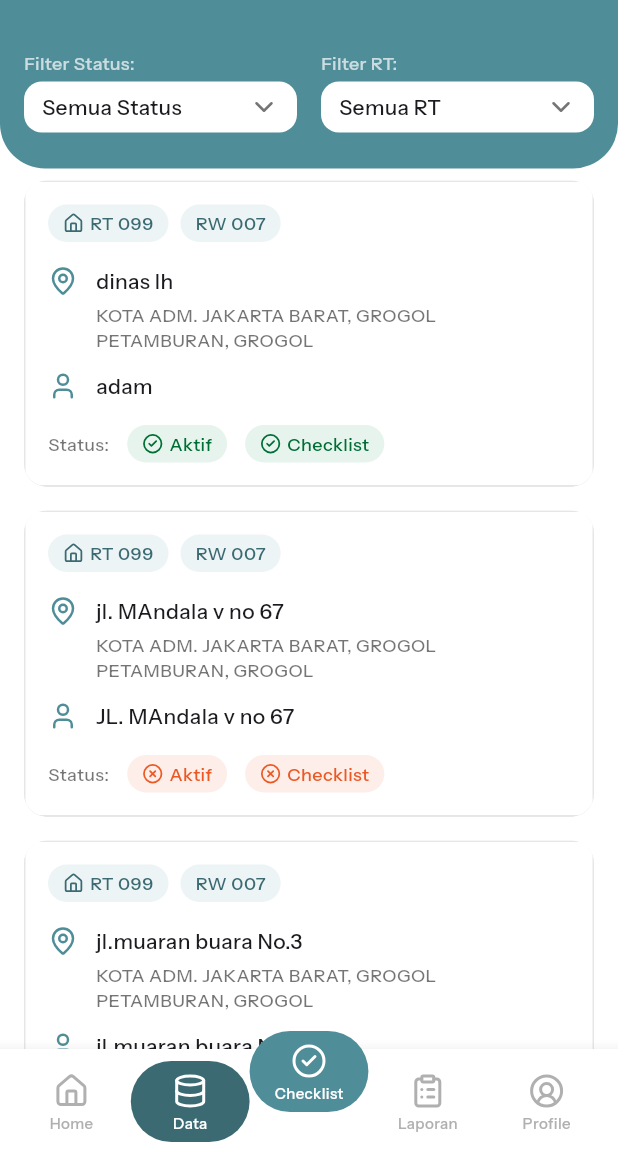
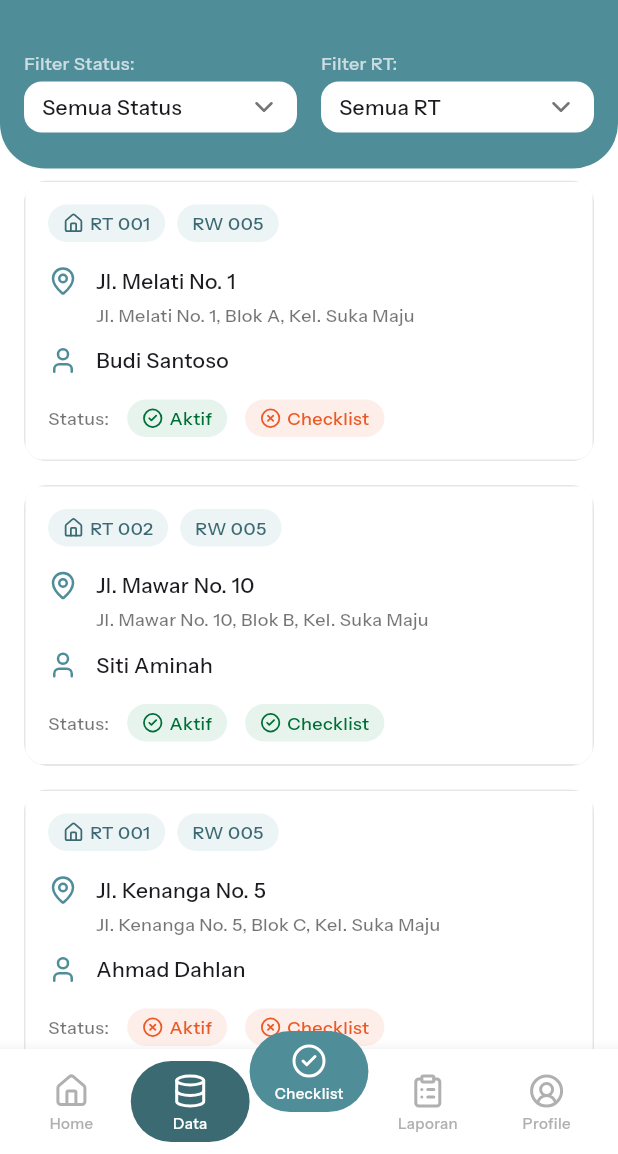
Before and after one commit to Fdjri/BPS-RW, a Flutter app: the DataPage screen opened by its route, on a phone screen of 412 x 824 dp, the part 82-1236 px from its top. Run offline on Flutter 3.47's test engine with Material 3 defaults, Android fonts, the phone set to English and light mode, and no system bars; drawn by our look-alikes of flutter_slidable; our stand-ins replace bloc, equatable, file_picker, fl_chart, flutter_bloc, image_picker and 3 more; accounts and stored records are empty; project files that could hold a hidden picture were left out.

Commit message:
refactor data rumah page

```diff
--- /dev/null
+++ b/lib/features/data/domain/entities/data_rumah.dart
@@ -0,0 +1,64 @@
+import 'package:equatable/equatable.dart';
+
+class DataRumah extends Equatable {
+  final String alamatDinas;
+  final String alamatFull;
+  final String nama;
+  final String rt;
+  final String rw;
+  final bool statusAktif;
+  final bool statusChecklist;
+
+  const DataRumah({
+    required this.alamatDinas,
+    required this.alamatFull,
+    required this.nama,
+    required this.rt,
+    required this.rw,
+    required this.statusAktif,
+    required this.statusChecklist,
+  });
+
+  DataRumah copyWith({
+    String? alamatDinas,
+    String? alamatFull,
+    String? nama,
+    String? rt,
+    String? rw,
+    bool? statusAktif,
+    bool? statusChecklist,
+  }) {
+    return DataRumah(
+      alamatDinas: alamatDinas ?? this.alamatDinas,
+      alamatFull: alamatFull ?? this.alamatFull,
+      nama: nama ?? this.nama,
+      rt: rt ?? this.rt,
+      rw: rw ?? this.rw,
+      statusAktif: statusAktif ?? this.statusAktif,
+      statusChecklist: statusChecklist ?? this.statusChecklist,
+    );
+  }
+
+  Map<String, dynamic> toMap() {
+    return {
+      'alamatDinas': alamatDinas,
+      'alamatFull': alamatFull,
+      'nama': nama,
+      'rt': rt,
+      'rw': rw,
+      'statusAktif': statusAktif,
+      'statusChecklist': statusChecklist,
+    };
+  }
+
+  @override
+  List<Object?> get props => [
+        alamatDinas,
+        alamatFull,
+        nama,
+        rt,
+        rw,
+        statusAktif,
+        statusChecklist
+      ];
+}
--- /dev/null
+++ b/lib/features/data/presentation/blocs/data_rumah/data_rumah_cubit.dart
@@ -0,0 +1,108 @@
+import 'package:flutter_bloc/flutter_bloc.dart';
+import 'data_rumah_state.dart';
+import '../../../domain/entities/data_rumah.dart';
+import 'dart:async';
+
+class DataRumahCubit extends Cubit<DataRumahState> {
+  DataRumahCubit() : super(DataRumahState.initial());
+
+  Future<void> fetchDataRumah() async {
+    emit(state.copyWith(status: DataRumahStatus.loading));
+
+    try {
+      await Future.delayed(const Duration(seconds: 1));
+      final mockData = _getMockData();
+      final rtOptions = _extractRTs(mockData);
+      emit(state.copyWith(
+        status: DataRumahStatus.success,
+        allDataRumah: mockData,
+        filteredDataRumah: mockData,
+        rtOptions: rtOptions,
+        selectedRT: 'Semua RT',
+        selectedStatus: 'Semua Status',
+      ));
+    } catch (e) {
+      emit(state.copyWith(
+        status: DataRumahStatus.failure,
+        errorMessage: 'Gagal memuat data: ${e.toString()}',
+      ));
+    }
+  }
+
+  void changeFilter({String? status, String? rt}) {
+    final newStatus = status ?? state.selectedStatus;
+    final newRT = rt ?? state.selectedRT;
+    final filteredList = _applyFilter(newStatus, newRT);
+
+    emit(state.copyWith(
+      selectedStatus: newStatus,
+      selectedRT: newRT,
+      filteredDataRumah: filteredList,
+    ));
+  }
+
+  List<DataRumah> _applyFilter(String status, String rt) {
+    List<DataRumah> filtered = List.from(state.allDataRumah);
+    if (status == 'Aktif') {
+      filtered = filtered.where((data) => data.statusAktif).toList();
+    } else if (status == 'Tidak Aktif') {
+      filtered = filtered.where((data) => !data.statusAktif).toList();
+    } else if (status == 'Sudah Checklist') {
+      filtered = filtered.where((data) => data.statusChecklist).toList();
+    } else if (status == 'Belum Checklist') {
+      filtered = filtered.where((data) => !data.statusChecklist).toList();
+    }
+    if (rt != 'Semua RT') {
+      filtered = filtered.where((data) => data.rt == rt).toList();
+    }
+    return filtered;
+  }
+
+  List<String> _extractRTs(List<DataRumah> data) {
+    final rtSet = data.map((e) => e.rt).toSet();
+    final rtList = rtSet.toList();
+    rtList.sort();
+    return ['Semua RT', ...rtList];
+  }
+
+  List<DataRumah> _getMockData() {
+    return [
+      const DataRumah(
+        alamatDinas: 'Jl. Melati No. 1',
+        alamatFull: 'Jl. Melati No. 1, Blok A, Kel. Suka Maju',
+        nama: 'Budi Santoso',
+        rt: '001',
+        rw: '005',
+        statusAktif: true,
+        statusChecklist: false,
+      ),
+      const DataRumah(
+        alamatDinas: 'Jl. Mawar No. 10',
+        alamatFull: 'Jl. Mawar No. 10, Blok B, Kel. Suka Maju',
+        nama: 'Siti Aminah',
+        rt: '002',
+        rw: '005',
+        statusAktif: true,
+        statusChecklist: true,
+      ),
+      const DataRumah(
+        alamatDinas: 'Jl. Kenanga No. 5',
+        alamatFull: 'Jl. Kenanga No. 5, Blok C, Kel. Suka Maju',
+        nama: 'Ahmad Dahlan',
+        rt: '001',
+        rw: '005',
+        statusAktif: false,
+        statusChecklist: false,
+      ),
+      const DataRumah(
+        alamatDinas: 'Jl. Kamboja No. 8',
+        alamatFull: 'Jl. Kamboja No. 8, Blok D, Kel. Suka Maju',
+        nama: 'Dewi Lestari',
+        rt: '003',
+        rw: '005',
+        statusAktif: true,
+        statusChecklist: true,
+      ),
+    ];
+  }
+}
--- /dev/null
+++ b/lib/features/data/presentation/blocs/data_rumah/data_rumah_state.dart
@@ -0,0 +1,69 @@
+import 'package:equatable/equatable.dart';
+import '../../../domain/entities/data_rumah.dart';
+
+enum DataRumahStatus { initial, loading, success, failure }
+class DataRumahState extends Equatable {
+  const DataRumahState({
+    required this.status,
+    required this.allDataRumah,
+    required this.filteredDataRumah,
+    required this.selectedStatus,
+    required this.selectedRT,
+    required this.statusOptions,
+    required this.rtOptions,
+    this.errorMessage,
+  });
+
+  final DataRumahStatus status;
+  final List<DataRumah> allDataRumah;
+  final List<DataRumah> filteredDataRumah;
+  final String? errorMessage;
+  final String selectedStatus;
+  final String selectedRT;
+  final List<String> statusOptions;
+  final List<String> rtOptions;
+  factory DataRumahState.initial() {
+    return const DataRumahState(
+      status: DataRumahStatus.initial,
+      allDataRumah: [],
+      filteredDataRumah: [],
+      errorMessage: null,
+      selectedStatus: 'Semua Status',
+      selectedRT: 'Semua RT',
+      statusOptions: ['Semua Status', 'Aktif', 'Tidak Aktif', 'Sudah Checklist', 'Belum Checklist'],
+      rtOptions: ['Semua RT'],
+    );
+  }
+
+  DataRumahState copyWith({
+    DataRumahStatus? status,
+    List<DataRumah>? allDataRumah,
+    List<DataRumah>? filteredDataRumah,
+    String? errorMessage,
+    String? selectedStatus,
+    String? selectedRT,
+    List<String>? rtOptions,
+  }) {
+    return DataRumahState(
+      status: status ?? this.status,
+      allDataRumah: allDataRumah ?? this.allDataRumah,
+      filteredDataRumah: filteredDataRumah ?? this.filteredDataRumah,
+      errorMessage: errorMessage ?? this.errorMessage,
+      selectedStatus: selectedStatus ?? this.selectedStatus,
+      selectedRT: selectedRT ?? this.selectedRT,
+      statusOptions: this.statusOptions,
+      rtOptions: rtOptions ?? this.rtOptions,
+    );
+  }
+
+  @override
+  List<Object?> get props => [
+        status,
+        allDataRumah,
+        filteredDataRumah,
+        errorMessage,
+        selectedStatus,
+        selectedRT,
+        rtOptions
+      ];
+}
--- a/lib/features/data/presentation/pages/data_page.dart
+++ b/lib/features/data/presentation/pages/data_page.dart
@@ -1,4 +1,5 @@
 import 'package:flutter/material.dart';
+import 'package:flutter_bloc/flutter_bloc.dart';
 import 'package:flutter_slidable/flutter_slidable.dart';
 import 'package:lucide_icons/lucide_icons.dart';
 import '../widgets/data_menu_drawer_widget.dart';
@@ -9,6 +10,9 @@ import 'tambah_nik_page.dart';
 import 'package:bps_rw/features/checklist/presentation/pages/checklist_page.dart';
 import 'package:bps_rw/features/laporan/presentation/pages/laporan_page.dart';
 import 'package:bps_rw/features/profile/presentation/pages/profile_page.dart';
+import '../blocs/data_rumah/data_rumah_cubit.dart';
+import '../blocs/data_rumah/data_rumah_state.dart';
+import '../../domain/entities/data_rumah.dart';
 
 class DataPage extends StatefulWidget {
   const DataPage({super.key});
@@ -20,47 +24,36 @@ class DataPage extends StatefulWidget {
 
 class _DataPageState extends State<DataPage> {
   final GlobalKey<ScaffoldState> _scaffoldKey = GlobalKey<ScaffoldState>();
-  String? _selectedStatus = 'Semua Status';
-  String? _selectedRT = 'Semua RT';
-  final TextEditingController _searchController = TextEditingController();
-  final List<Map<String, dynamic>> _dataRumah = [
-    {
-      "rt": "099", "rw": "007", "is_synced": true, "is_edited": true,
-      "alamat_dinas": "dinas lh",
-      "alamat_full": "KOTA ADM. JAKARTA BARAT, GROGOL PETAMBURAN, GROGOL",
-      "nama": "adam",
-      "status_aktif": true,
-      "status_checklist": true,
-    },
-    {
-      "rt": "099", "rw": "007", "is_synced": true, "is_edited": true,
-      "alamat_dinas": "jl. MAndala v no 67",
-      "alamat_full": "KOTA ADM. JAKARTA BARAT, GROGOL PETAMBURAN, GROGOL",
-      "nama": "JL. MAndala v no 67",
-      "status_aktif": false,
-      "status_checklist": false,
-    },
-    {
-      "rt": "099", "rw": "007", "is_synced": false, "is_edited": true,
-      "alamat_dinas": "jl.muaran buara No.3",
-      "alamat_full": "KOTA ADM. JAKARTA BARAT, GROGOL PETAMBURAN, GROGOL",
-      "nama": "jl.muaran buara No.3",
-      "status_aktif": false,
-      "status_checklist": false,
-    },
-     {
-      "rt": "099", "rw": "007", "is_synced": false, "is_edited": true,
-      "alamat_dinas": "jl.muaran buara No.5",
-      "alamat_full": "KOTA ADM. JAKARTA BARAT, GROGOL PETAMBURAN, GROGOL",
-      "nama": "jl.muaran buara No.5",
-      "status_aktif": false,
-      "status_checklist": false,
-    },
-  ];
+  Future<void> _navigateToEditPage(DataRumah data) async {
+    final result = await Navigator.push(
+      context,
+      MaterialPageRoute(
+        builder: (context) => EditRumahPage(dataRumah: data.toMap()),
+      ),
+    );
+    if (result == true && mounted) {
+      context.read<DataRumahCubit>().fetchDataRumah();
+    }
+  }
+
+  Future<void> _navigateToTambahNikPage(DataRumah data) async {
+     final result = await Navigator.push(
+      context,
+      MaterialPageRoute(
+        builder: (context) => TambahNikPage(dataRumah: data.toMap()),
+      ),
+    );
+    if (result == true && mounted) {
+      context.read<DataRumahCubit>().fetchDataRumah();
+    }
+  }
+
 
   @override
   Widget build(BuildContext context) {
-    return Scaffold(
+    return BlocProvider(
+      create: (context) => DataRumahCubit()..fetchDataRumah(),
+      child: Scaffold(
         key: _scaffoldKey,
         backgroundColor: AppColors.white.normal,
         drawer: const DataMenuDrawer(activeRoute: DataPage.routeName),
@@ -74,28 +67,47 @@ class _DataPageState extends State<DataPage> {
             if (index == 4) Navigator.pushReplacementNamed(context, ProfilePage.routeName);
           },
         ),
-
-      body: SingleChildScrollView(
+        body: BlocBuilder<DataRumahCubit, DataRumahState>(
+          builder: (context, state) {
+            return SingleChildScrollView(
               child: Column(
                 children: [
-            _buildHeaderAndFilters(),
+                  _buildHeaderAndFilters(context, state),
+                  if (state.status == DataRumahStatus.loading)
+                    const Padding(
+                      padding: EdgeInsets.only(top: 150),
+                      child: Center(child: CircularProgressIndicator()),
+                    ),
 
+                  if (state.status == DataRumahStatus.failure)
+                    Padding(
+                      padding: const EdgeInsets.only(top: 150),
+                      child: Center(child: Text(state.errorMessage ?? 'Gagal memuat data')),
+                    ),
+
+                  if (state.status == DataRumahStatus.success)
                     ListView.builder(
                       padding: const EdgeInsets.symmetric(horizontal: 16, vertical: 8),
-              itemCount: _dataRumah.length,
+                      itemCount: state.filteredDataRumah.length,
                       shrinkWrap: true,
                       physics: const NeverScrollableScrollPhysics(),
                       itemBuilder: (context, index) {
-                return _buildDataCard(_dataRumah[index]);
+                        final data = state.filteredDataRumah[index];
+                        return _buildDataCard(data);
                       },
                     ),
+
+                  const SizedBox(height: 100),
                 ],
+              ),
+            );
+          },
         ),
       ),
     );
   }
 
-  Widget _buildHeaderAndFilters() {
+  Widget _buildHeaderAndFilters(BuildContext context, DataRumahState state) {
     return Container(
       padding: const EdgeInsets.only(bottom: 24),
       decoration: BoxDecoration(
@@ -137,42 +149,21 @@ class _DataPageState extends State<DataPage> {
               const SizedBox(height: 24),
               Row(
                 children: [
-                  _buildFilterButton('Filter Status:', _selectedStatus ?? 'Semua Status'),
+                  _buildFilterButton(
+                    context,
+                    'Filter Status:',
+                    state.selectedStatus,
+                    state.statusOptions,
+                  ),
                   const SizedBox(width: 16),
-                  _buildFilterButton('Filter RT:', _selectedRT ?? 'Semua RT'),
+                  _buildFilterButton(
+                    context,
+                    'Filter RT:',
+                    state.selectedRT,
+                    state.rtOptions,
+                  ),
                 ],
               ),
-              // const SizedBox(height: 16),
-              // TextField(
-              //   controller: _searchController,
-              //   style: const TextStyle(
-              //     fontFamily: 'InstrumentSans',
-              //     fontSize: 14,
-              //   ),
-              //   decoration: InputDecoration(
-              //     hintText: 'Cari alamat atau nama pemilik...',
-              //     hintStyle: TextStyle(
-              //       fontFamily: 'InstrumentSans',
-              //       color: AppColors.black.normal.withOpacity(0.54),
-              //     ),
-              //     prefixIcon: Icon(LucideIcons.search, color: AppColors.black.normal.withOpacity(0.54)),
-              //     filled: true,
-              //     fillColor: AppColors.white.normal,
-              //     contentPadding: const EdgeInsets.symmetric(vertical: 14.0),
-              //     border: OutlineInputBorder(
-              //       borderRadius: BorderRadius.circular(12),
-              //       borderSide: BorderSide.none,
-              //     ),
-              //     enabledBorder: OutlineInputBorder(
-              //       borderRadius: BorderRadius.circular(12),
-              //       borderSide: BorderSide.none,
-              //     ),
-              //     focusedBorder: OutlineInputBorder(
-              //       borderRadius: BorderRadius.circular(12),
-              //       borderSide: BorderSide(color: AppColors.blue.normal),
-              //     ),
-              //   ),
-              // ),
             ],
           ),
         ),
@@ -180,7 +171,7 @@ class _DataPageState extends State<DataPage> {
     );
   }
 
-  Widget _buildFilterButton(String title, String value) {
+  Widget _buildFilterButton(BuildContext context, String title, String value, List<String> items) {
     return Expanded(
       child: Column(
         crossAxisAlignment: CrossAxisAlignment.start,
@@ -200,7 +191,7 @@ class _DataPageState extends State<DataPage> {
             child: InkWell(
               borderRadius: BorderRadius.circular(12),
               onTap: () {
-                _showFilterSheet(context, title, (title == 'Filter Status:') ? ['Semua Status', 'Aktif', 'Tidak Aktif'] : ['Semua RT', '099', '100']);
+                _showFilterSheet(context, title, items, value);
               },
               child: Container(
                 padding: const EdgeInsets.symmetric(horizontal: 12, vertical: 7),
@@ -225,7 +216,9 @@ class _DataPageState extends State<DataPage> {
     );
   }
 
-  void _showFilterSheet(BuildContext context, String title, List<String> items) {
+  void _showFilterSheet(BuildContext context, String title, List<String> items, String currentValue) {
+    final cubit = context.read<DataRumahCubit>();
+
     showModalBottomSheet(
       context: context,
       backgroundColor: Colors.transparent,
@@ -252,27 +245,39 @@ class _DataPageState extends State<DataPage> {
                 )
               ),
               const SizedBox(height: 16),
-              ListView.builder(
+              ConstrainedBox(
+                constraints: BoxConstraints(
+                  maxHeight: MediaQuery.of(context).size.height * 0.4,
+                ),
+                child: ListView.builder(
                   shrinkWrap: true,
                   itemCount: items.length,
                   itemBuilder: (context, index) {
+                    final item = items[index];
+                    final isSelected = item == currentValue;
                     return ListTile(
                       title: Text(
-                      items[index],
-                      style: const TextStyle(fontFamily: 'InstrumentSans'),
+                        item,
+                        style: TextStyle(
+                          fontFamily: 'InstrumentSans',
+                          fontWeight: isSelected ? FontWeight.bold : FontWeight.normal,
+                          color: isSelected ? AppColors.blue.normal : AppColors.black.normal,
                         ),
+                      ),
+                      trailing: isSelected
+                        ? Icon(LucideIcons.check, color: AppColors.blue.normal)
+                        : null,
                       onTap: () {
-                      setState(() {
                         if (title == 'Filter Status:') {
-                          _selectedStatus = items[index];
+                          cubit.changeFilter(status: item);
                         } else {
-                          _selectedRT = items[index];
+                          cubit.changeFilter(rt: item);
                         }
-                      });
                         Navigator.pop(context);
                       },
                     );
                   },
+                ),
               ),
               const SizedBox(height: 16),
             ],
@@ -282,13 +287,13 @@ class _DataPageState extends State<DataPage> {
     );
   }
 
-  Widget _buildDataCard(Map<String, dynamic> data) {
+  Widget _buildDataCard(DataRumah data) {
     return Padding(
       padding: const EdgeInsets.only(bottom: 16.0),
       child: ClipRRect(
         borderRadius: BorderRadius.circular(15.0),
         child: Slidable(
-          key: ValueKey(data["alamat_dinas"]),
+          key: ValueKey(data.alamatDinas),
           groupTag: 'data-rumah-list',
           endActionPane: ActionPane(
             motion: const StretchMotion(),
@@ -296,12 +301,7 @@ class _DataPageState extends State<DataPage> {
             children: [
             SlidableAction(
               onPressed: (context) {
-                Navigator.push(
-                  context,
-                  MaterialPageRoute(
-                    builder: (context) => EditRumahPage(dataRumah: data),
-                  ),
-                );
+                _navigateToEditPage(data);
               },
               backgroundColor: AppColors.yellow.normal,
                 foregroundColor: AppColors.white.normal,
@@ -310,12 +310,7 @@ class _DataPageState extends State<DataPage> {
               ),
             SlidableAction(
               onPressed: (context) {
-                Navigator.push(
-                  context,
-                  MaterialPageRoute(
-                    builder: (context) => TambahNikPage(dataRumah: data),
-                  ),
-                );
+                _navigateToTambahNikPage(data);
               },
               backgroundColor: AppColors.green.normal,
                 foregroundColor: AppColors.white.normal,
@@ -347,24 +342,24 @@ class _DataPageState extends State<DataPage> {
                       Row(
                         children: [
                           _buildTag(
-                            'RT ${data["rt"]}',
+                            'RT ${data.rt}',
                             AppColors.blue.light,
                             icon: LucideIcons.home
                           ),
                           const SizedBox(width: 8),
-                          _buildTag('RW ${data["rw"]}', AppColors.blue.light),
+                          _buildTag('RW ${data.rw}', AppColors.blue.light),
                         ],
                       ),
                     ],
                   ),
                   const SizedBox(height: 16),
 
-                  _buildInfoRow(LucideIcons.mapPin, data["alamat_dinas"], AppColors.blue.normal),
+                  _buildInfoRow(LucideIcons.mapPin, data.alamatDinas, AppColors.blue.normal),
                   const SizedBox(height: 4),
                   Padding(
                     padding: const EdgeInsets.only(left: 32),
                     child: Text(
-                      data["alamat_full"],
+                      data.alamatFull,
                       style: TextStyle(
                         fontFamily: 'InstrumentSans',
                         fontSize: 12,
@@ -374,7 +369,7 @@ class _DataPageState extends State<DataPage> {
                   ),
                   const SizedBox(height: 12),
 
-                  _buildInfoRow(LucideIcons.user, data["nama"], AppColors.blue.normal),
+                  _buildInfoRow(LucideIcons.user, data.nama, AppColors.blue.normal),
                   const SizedBox(height: 16),
 
                   Row(
@@ -390,16 +385,16 @@ class _DataPageState extends State<DataPage> {
                       const SizedBox(width: 12),
                       _buildStatusChip(
                         "Aktif",
-                        data["status_aktif"] ? LucideIcons.checkCircle2 : LucideIcons.xCircle,
-                        data["status_aktif"] ? AppColors.green.dark : AppColors.red.normal,
-                        data["status_aktif"] ? AppColors.green.light : AppColors.red.light
+                        data.statusAktif ? LucideIcons.checkCircle2 : LucideIcons.xCircle,
+                        data.statusAktif ? AppColors.green.dark : AppColors.red.normal,
+                        data.statusAktif ? AppColors.green.light : AppColors.red.light
                       ),
                       const SizedBox(width: 12),
                       _buildStatusChip(
                         "Checklist",
-                        data["status_checklist"] ? LucideIcons.checkCircle2 : LucideIcons.xCircle,
-                        data["status_checklist"] ? AppColors.green.dark : AppColors.red.normal,
-                        data["status_checklist"] ? AppColors.green.light : AppColors.red.light
+                        data.statusChecklist ? LucideIcons.checkCircle2 : LucideIcons.xCircle,
+                        data.statusChecklist ? AppColors.green.dark : AppColors.red.normal,
+                        data.statusChecklist ? AppColors.green.light : AppColors.red.light
                       ),
                     ],
                   )
```
Lines whose indentation alone changed are shown as unchanged.
